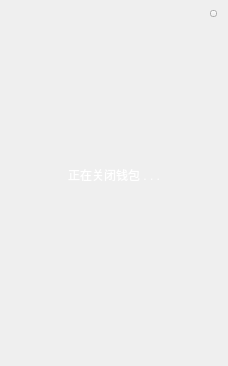
HcashOrg/hx-indicator, file LNKWallet/dialog/ExitingWidget.ui: the form before one commit.
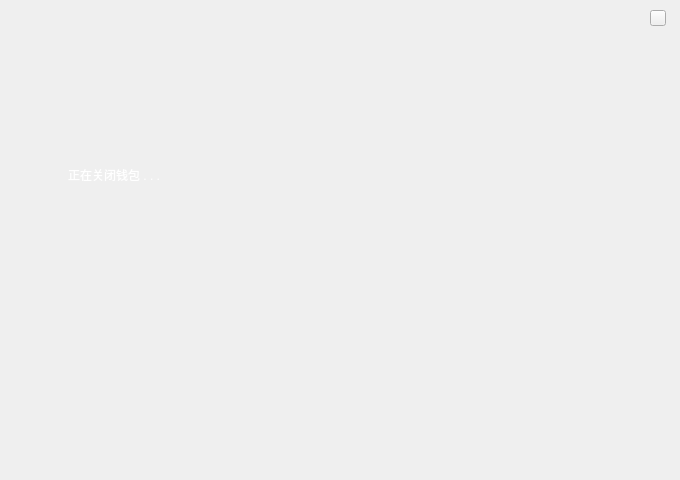
The form after the commit.

Diff of the .ui file:
```diff
--- a/LNKWallet/dialog/ExitingWidget.ui
+++ b/LNKWallet/dialog/ExitingWidget.ui
@@ -6,8 +6,8 @@
    <rect>
     <x>0</x>
     <y>0</y>
-    <width>228</width>
-    <height>366</height>
+    <width>680</width>
+    <height>480</height>
    </rect>
   </property>
   <property name="windowTitle">
@@ -38,10 +38,10 @@
   <widget class="QToolButton" name="closeBtn">
    <property name="geometry">
     <rect>
-     <x>210</x>
+     <x>650</x>
      <y>10</y>
-     <width>7</width>
-     <height>7</height>
+     <width>16</width>
+     <height>16</height>
     </rect>
    </property>
    <property name="cursor">
```
